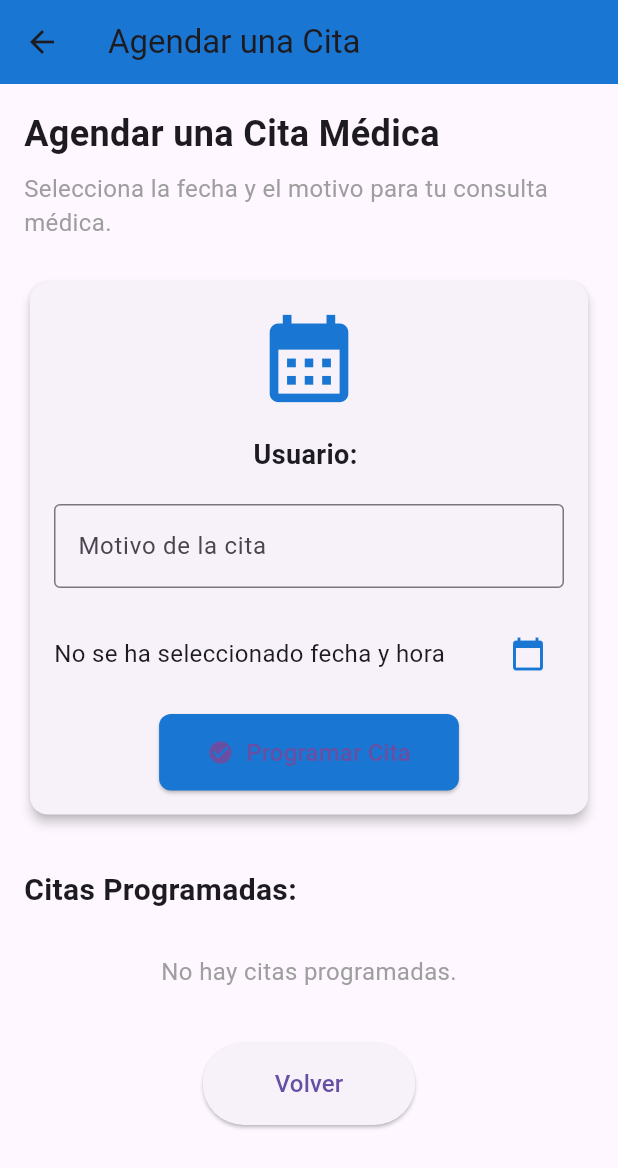
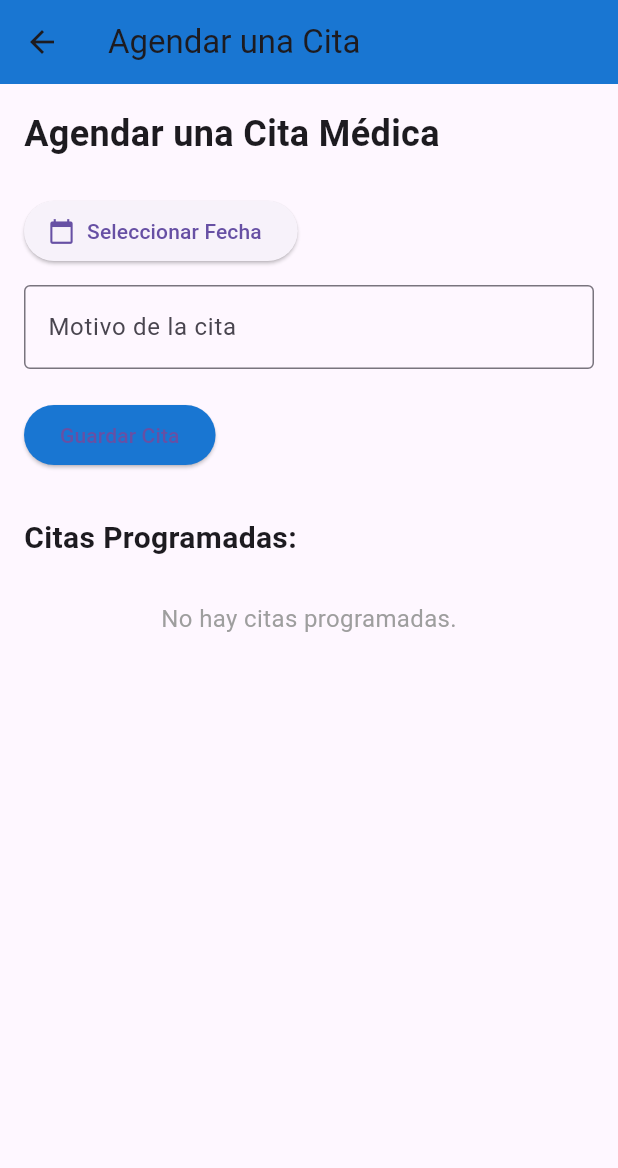
Before and after one commit to Dumpling1902/doctor_appointment, a Flutter app: the ScheduleAppointmentPage screen opened by its route, on a phone screen of 412 x 824 dp. Shown: the top 1168 px of the screen. Run offline on Flutter 3.47's test engine with Material 3 defaults, Android fonts, the phone set to English and light mode, and no system bars; our stand-ins replace cloud_firestore, firebase_auth, firebase_core; accounts and stored records are empty.

Commit message:
Interactive gestures

```diff
--- a/lib/schedule_appointment_page.dart
+++ b/lib/schedule_appointment_page.dart
@@ -6,7 +6,8 @@ class ScheduleAppointmentPage extends StatefulWidget {
   const ScheduleAppointmentPage({super.key});
 
   @override
-  State<ScheduleAppointmentPage> createState() => _ScheduleAppointmentPageState();
+  State<ScheduleAppointmentPage> createState() =>
+      _ScheduleAppointmentPageState();
 }
 
 class _ScheduleAppointmentPageState extends State<ScheduleAppointmentPage> {
@@ -15,11 +16,13 @@ class _ScheduleAppointmentPageState extends State<ScheduleAppointmentPage> {
   String? _nombreUsuario;
   DateTime? _fechaSeleccionada;
   String? _citaEnEdicion;
+
   @override
   void initState() {
     super.initState();
     _cargarNombreUsuario();
   }
+
   Future<void> _cargarNombreUsuario() async {
     final user = FirebaseAuth.instance.currentUser;
     if (user != null) {
@@ -31,6 +34,7 @@ class _ScheduleAppointmentPageState extends State<ScheduleAppointmentPage> {
       }
     }
   }
+
   Future<void> _seleccionarFechaYHora() async {
     final DateTime? pickedDate = await showDatePicker(
       context: context,
@@ -41,7 +45,8 @@ class _ScheduleAppointmentPageState extends State<ScheduleAppointmentPage> {
     if (pickedDate != null) {
       final TimeOfDay? pickedTime = await showTimePicker(
         context: context,
-        initialTime: TimeOfDay.fromDateTime(_fechaSeleccionada ?? DateTime.now()),
+        initialTime: TimeOfDay.fromDateTime(
+            _fechaSeleccionada ?? DateTime.now()),
       );
       if (pickedTime != null) {
         setState(() {
@@ -56,6 +61,7 @@ class _ScheduleAppointmentPageState extends State<ScheduleAppointmentPage> {
       }
     }
   }
+
   Future<void> _guardarCita() async {
     if (_motivoController.text.isEmpty || _fechaSeleccionada == null) {
       ScaffoldMessenger.of(context).showSnackBar(
@@ -63,12 +69,14 @@ class _ScheduleAppointmentPageState extends State<ScheduleAppointmentPage> {
       );
       return;
     }
+
     final data = {
       'nombreUsuario': _nombreUsuario ?? 'Sin nombre',
       'motivo': _motivoController.text.trim(),
       'fechaHora': Timestamp.fromDate(_fechaSeleccionada!),
       'creadoEn': FieldValue.serverTimestamp(),
     };
+
     if (_citaEnEdicion == null) {
       await _firestore.collection('citas').add(data);
       ScaffoldMessenger.of(context).showSnackBar(
@@ -80,18 +88,21 @@ class _ScheduleAppointmentPageState extends State<ScheduleAppointmentPage> {
         const SnackBar(content: Text("Cita actualizada")),
       );
     }
+
     _motivoController.clear();
     setState(() {
       _fechaSeleccionada = null;
       _citaEnEdicion = null;
     });
   }
+
   Future<void> _eliminarCita(String id) async {
     await _firestore.collection('citas').doc(id).delete();
     ScaffoldMessenger.of(context).showSnackBar(
       const SnackBar(content: Text("Cita eliminada")),
     );
   }
+
   void _editarCita(String id, Map<String, dynamic> data) {
     setState(() {
       _citaEnEdicion = id;
@@ -100,6 +111,7 @@ class _ScheduleAppointmentPageState extends State<ScheduleAppointmentPage> {
           (data['fechaHora'] as Timestamp?)?.toDate() ?? DateTime.now();
     });
   }
+
   @override
   Widget build(BuildContext context) {
     return Scaffold(
@@ -114,38 +126,15 @@ class _ScheduleAppointmentPageState extends State<ScheduleAppointmentPage> {
           children: [
             const Text(
               "Agendar una Cita Médica",
-              style: TextStyle(
-                fontSize: 24,
-                fontWeight: FontWeight.bold,
-              ),
-            ),
-            const SizedBox(height: 8),
-            const Text(
-              "Selecciona la fecha y el motivo para tu consulta médica.",
-              style: TextStyle(fontSize: 16, color: Colors.grey),
+              style: TextStyle(fontSize: 24, fontWeight: FontWeight.bold),
             ),
             const SizedBox(height: 24),
-            Card(
-              elevation: 3,
-              shape: RoundedRectangleBorder(
-                borderRadius: BorderRadius.circular(12),
+            ElevatedButton.icon(
+              onPressed: _seleccionarFechaYHora,
+              icon: const Icon(Icons.calendar_today),
+              label: const Text("Seleccionar Fecha"),
             ),
-              child: Padding(
-                padding: const EdgeInsets.all(16.0),
-                child: Column(
-                  children: [
-                    Icon(Icons.calendar_month, size: 70, color: Colors.blue[700]),
-                    const SizedBox(height: 16),
-                    Text(
-                      _nombreUsuario == null
-                          ? "Cargando usuario..."
-                          : "Usuario: $_nombreUsuario",
-                      style: const TextStyle(
-                        fontSize: 18,
-                        fontWeight: FontWeight.bold,
-                      ),
-                    ),
-                    const SizedBox(height: 20),
+            const SizedBox(height: 12),
             TextField(
               controller: _motivoController,
               decoration: const InputDecoration(
@@ -154,47 +143,14 @@ class _ScheduleAppointmentPageState extends State<ScheduleAppointmentPage> {
               ),
             ),
             const SizedBox(height: 20),
-                    Row(
-                      children: [
-                        Expanded(
+            ElevatedButton(
+              onPressed: _guardarCita,
+              style: ElevatedButton.styleFrom(backgroundColor: Colors.blue[700]),
               child: Text(
-                            _fechaSeleccionada == null
-                                ? 'No se ha seleccionado fecha y hora'
-                                : 'Fecha: ${_fechaSeleccionada!.toLocal()}',
-                            style: const TextStyle(fontSize: 16),
+                _citaEnEdicion == null ? "Guardar Cita" : "Actualizar Cita",
               ),
             ),
-                        IconButton(
-                          icon: const Icon(Icons.calendar_today),
-                          color: Colors.blue[700],
-                          onPressed: _seleccionarFechaYHora,
-                        ),
-                      ],
-                    ),
-                    const SizedBox(height: 16),
-                    ElevatedButton.icon(
-                      onPressed: _guardarCita,
-                      icon: const Icon(Icons.check_circle),
-                      style: ElevatedButton.styleFrom(
-                        backgroundColor: Colors.blue[700],
-                        padding: const EdgeInsets.symmetric(
-                            horizontal: 32, vertical: 14),
-                        shape: RoundedRectangleBorder(
-                          borderRadius: BorderRadius.circular(8),
-                        ),
-                      ),
-                      label: Text(
-                        _citaEnEdicion == null
-                            ? "Programar Cita"
-                            : "Guardar Cambios",
-                        style: const TextStyle(fontSize: 16),
-                      ),
-                    ),
-                  ],
-                ),
-              ),
-            ),
-            const SizedBox(height: 32),
+            const SizedBox(height: 30),
             const Text(
               "Citas Programadas:",
               style: TextStyle(fontSize: 20, fontWeight: FontWeight.bold),
@@ -209,6 +165,7 @@ class _ScheduleAppointmentPageState extends State<ScheduleAppointmentPage> {
                 if (!snapshot.hasData) {
                   return const Center(child: CircularProgressIndicator());
                 }
+
                 final citas = snapshot.data!.docs;
                 if (citas.isEmpty) {
                   return const Center(
@@ -220,6 +177,7 @@ class _ScheduleAppointmentPageState extends State<ScheduleAppointmentPage> {
                     ),
                   ));
                 }
+
                 return ListView.builder(
                   shrinkWrap: true,
                   physics: const NeverScrollableScrollPhysics(),
@@ -227,32 +185,34 @@ class _ScheduleAppointmentPageState extends State<ScheduleAppointmentPage> {
                   itemBuilder: (context, index) {
                     final cita = citas[index];
                     final data = cita.data() as Map<String, dynamic>;
-                    final fecha =
-                        (data['fechaHora'] as Timestamp?)?.toDate() ?? DateTime.now();
-                    return Card(
+                    final fecha = (data['fechaHora'] as Timestamp?)?.toDate() ??
+                        DateTime.now();
+                    return Dismissible(
+                      key: Key(cita.id),
+                      background: Container(
+                        color: Colors.red,
+                        alignment: Alignment.centerLeft,
+                        padding: const EdgeInsets.only(left: 20),
+                        child: const Icon(Icons.delete, color: Colors.white),
+                      ),
+                      direction: DismissDirection.startToEnd,
+                      onDismissed: (_) => _eliminarCita(cita.id),
+                      child: Card(
                         margin: const EdgeInsets.only(bottom: 12),
                         elevation: 2,
                         child: ListTile(
-                        leading: const Icon(Icons.event_note, color: Colors.blue),
-                        title: Text(
-                          data['motivo'] ?? 'Sin motivo',
-                          style: const TextStyle(fontWeight: FontWeight.bold),
-                        ),
+                          leading:
+                              const Icon(Icons.event_note, color: Colors.blue),
+                          title: Text(data['motivo'] ?? 'Sin motivo',
+                              style: const TextStyle(
+                                  fontWeight: FontWeight.bold)),
                           subtitle: Text(
                               'Fecha: ${fecha.toLocal()} \nPor: ${data['nombreUsuario'] ?? 'Desconocido'}'),
                           isThreeLine: true,
-                        trailing: Row(
-                          mainAxisSize: MainAxisSize.min,
-                          children: [
-                            IconButton(
+                          trailing: IconButton(
                             icon: const Icon(Icons.edit, color: Colors.blue),
                             onPressed: () => _editarCita(cita.id, data),
                           ),
-                            IconButton(
-                              icon: const Icon(Icons.delete, color: Colors.red),
-                              onPressed: () => _eliminarCita(cita.id),
-                            ),
-                          ],
                         ),
                       ),
                     );
@@ -260,16 +220,6 @@ class _ScheduleAppointmentPageState extends State<ScheduleAppointmentPage> {
                 );
               },
             ),
-            const SizedBox(height: 20),
-            Center(
-              child: ElevatedButton(
-                onPressed: () => Navigator.pop(context),
-                style: ElevatedButton.styleFrom(
-                  padding: const EdgeInsets.symmetric(horizontal: 48, vertical: 16),
-                ),
-                child: const Text("Volver", style: TextStyle(fontSize: 16)),
-              ),
-            ),
           ],
         ),
       ),
```
Also changed, not shown: lib/home_page.dart (+31 -107 lines), lib/medical_tips_page.dart (+0 -14 lines). Lines whose indentation alone changed are shown as unchanged.
